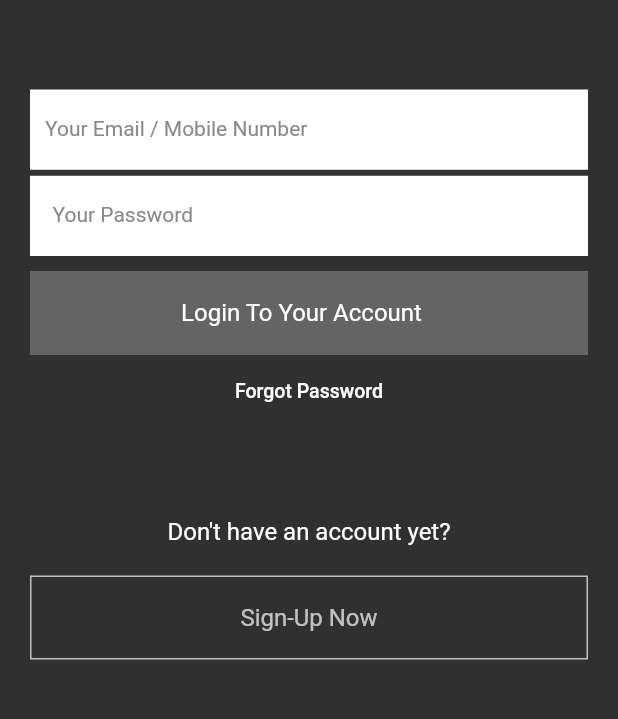
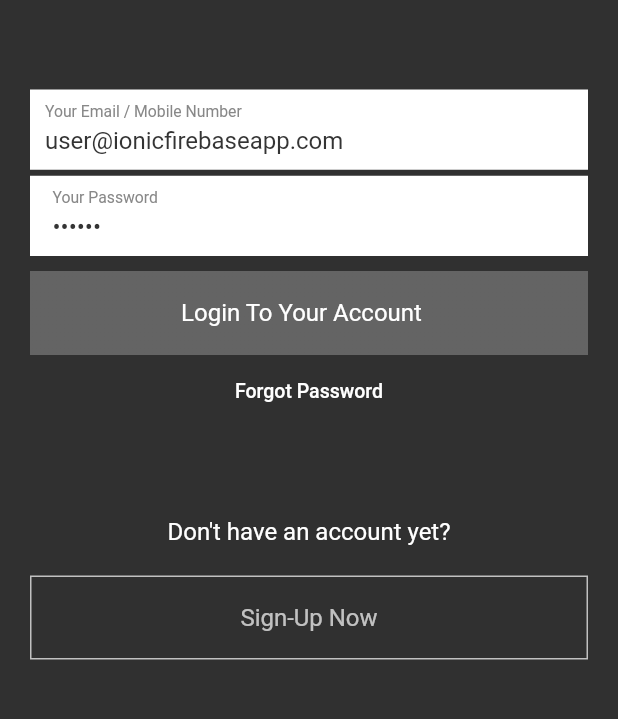
Before and after one commit to deepikahr/restaurant-app, a Flutter app: the LoginPage screen opened directly, on a phone screen of 412 x 824 dp, the part 248-967 px from its top. Run offline on Flutter 3.47's test engine with Material 2 defaults, Android fonts, the phone set to English and light mode, and no system bars; our stand-ins replace flutter_datetime_picker, flutter_swiper, getwidget, google_maps_flutter, image_picker, location and 4 more; missing offline and left inert: async_loader, country_list_pick, flutter_map_picker, geocoder, onesignal_flutter, stripe_payment; accounts and stored records are empty; network calls fail; Roboto replaces fonts that are missing (OpenSansBold, OpenSansRegular); project files that could hold a hidden picture were left out.

Commit message:
local changes

```diff
--- a/lib/screens/auth/login.dart
+++ b/lib/screens/auth/login.dart
@@ -37,6 +37,7 @@ class _LoginPageState extends State<LoginPage> {
 
   @override
   void initState() {
+    mobileNumber = mobileNumber ?? 'user@ionicfirebaseapp.com';
     super.initState();
   }
 
@@ -231,6 +232,7 @@ class _LoginPageState extends State<LoginPage> {
     return Container(
       color: Colors.white,
       child: TextFormField(
+        initialValue: 'user@ionicfirebaseapp.com',
         keyboardType: TextInputType.emailAddress,
         validator: (String value) {
           if (value.isEmpty) {
@@ -258,6 +260,7 @@ class _LoginPageState extends State<LoginPage> {
       margin: EdgeInsets.only(top: 4.0),
       color: Colors.white,
       child: TextFormField(
+        initialValue: '123456',
         keyboardType: TextInputType.text,
         validator: (String value) {
           if (value.isEmpty || value.length < 6) {
--- a/lib/screens/other/about-us.dart
+++ b/lib/screens/other/about-us.dart
@@ -58,7 +58,7 @@ class _AboutUsState extends State<AboutUs> {
                     ),
                   ),
                   new Text(
-                    '90989098000',
+                    '9098909800',
                     style: textOS(),
                   ),
                   new Padding(
--- a/lib/screens/other/profile.dart
+++ b/lib/screens/other/profile.dart
@@ -662,7 +662,7 @@ class _ProfileState extends State<Profile> with SingleTickerProviderStateMixin {
                           trailing: DropdownButtonHideUnderline(
                             child: DropdownButton(
                               hint: Text(selectedLocale == null
-                                  ? 'Spanish'
+                                  ? 'English'
                                   : selectedLocale),
                               value: selectedLanguages,
                               onChanged: (newValue) async {
--- a/pubspec.yaml
+++ b/pubspec.yaml
@@ -9,7 +9,7 @@ environment:
 dependencies:
   flutter:
     sdk: flutter
-  cupertino_icons: ^0.1.2
+  cupertino_icons: ^1.0.0
   country_list_pick: ^1.0.1+2
   http: ^0.12.0+4
   shared_preferences: ^0.5.6+3
```
Also changed, not shown: lib/screens/mains/cart.dart (+7 -1 lines), 1 other file.
